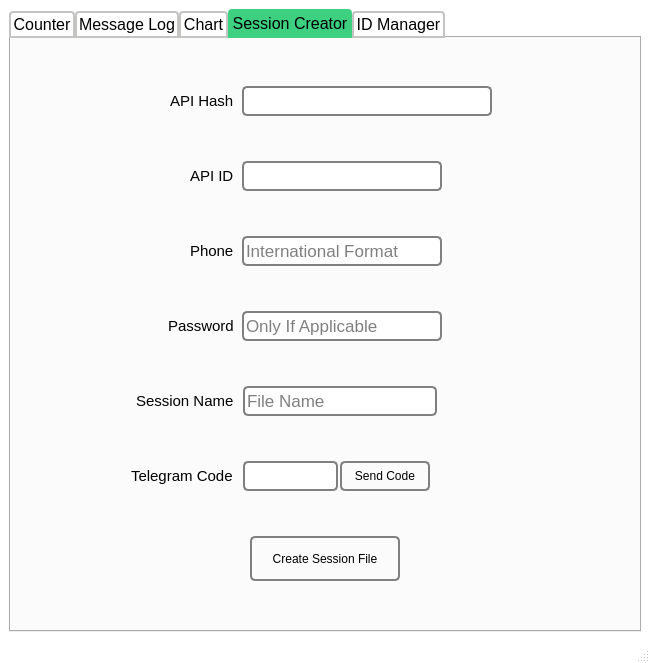
Qt form resource/Design.ui (TheRustyPickle/Telecounter) before a commit.
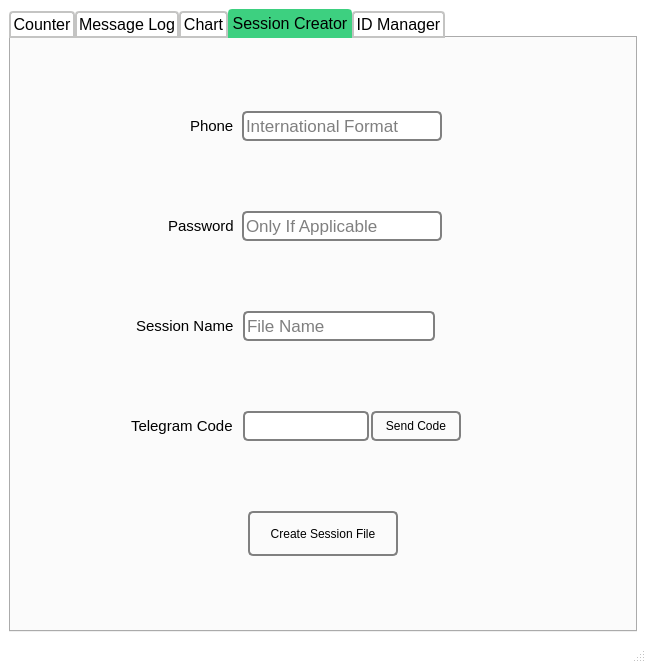
The same form after that commit. The open tabs and pages were chosen to show the change.

Commit message: removed session creator box,labels, chart button color change and minor button size changes

The edit to the form file:
```diff
--- a/resource/Design.ui
+++ b/resource/Design.ui
@@ -6,7 +6,7 @@
    <rect>
     <x>0</x>
     <y>0</y>
-    <width>650</width>
+    <width>642</width>
     <height>663</height>
    </rect>
   </property>
@@ -1713,220 +1713,6 @@
         <string>Session Creator</string>
        </attribute>
        <layout class="QVBoxLayout" name="verticalLayout_4">
-        <item>
-         <layout class="QHBoxLayout" name="horizontalLayout_11">
-          <property name="sizeConstraint">
-           <enum>QLayout::SetDefaultConstraint</enum>
-          </property>
-         </layout>
-        </item>
-        <item>
-         <layout class="QHBoxLayout" name="horizontalLayout_12">
-          <property name="spacing">
-           <number>2</number>
-          </property>
-          <property name="sizeConstraint">
-           <enum>QLayout::SetDefaultConstraint</enum>
-          </property>
-          <item>
-           <spacer name="horizontalSpacer_14">
-            <property name="orientation">
-             <enum>Qt::Horizontal</enum>
-            </property>
-            <property name="sizeType">
-             <enum>QSizePolicy::Fixed</enum>
-            </property>
-            <property name="sizeHint" stdset="0">
-             <size>
-              <width>150</width>
-              <height>20</height>
-             </size>
-            </property>
-           </spacer>
-          </item>
-          <item>
-           <widget class="QLabel" name="label_5">
-            <property name="sizePolicy">
-             <sizepolicy hsizetype="Fixed" vsizetype="Expanding">
-              <horstretch>0</horstretch>
-              <verstretch>0</verstretch>
-             </sizepolicy>
-            </property>
-            <property name="minimumSize">
-             <size>
-              <width>70</width>
-              <height>30</height>
-             </size>
-            </property>
-            <property name="maximumSize">
-             <size>
-              <width>70</width>
-              <height>30</height>
-             </size>
-            </property>
-            <property name="font">
-             <font>
-              <pointsize>11</pointsize>
-             </font>
-            </property>
-            <property name="text">
-             <string>API Hash</string>
-            </property>
-           </widget>
-          </item>
-          <item>
-           <widget class="QLineEdit" name="box_api_hash">
-            <property name="sizePolicy">
-             <sizepolicy hsizetype="Expanding" vsizetype="Fixed">
-              <horstretch>0</horstretch>
-              <verstretch>0</verstretch>
-             </sizepolicy>
-            </property>
-            <property name="minimumSize">
-             <size>
-              <width>250</width>
-              <height>30</height>
-             </size>
-            </property>
-            <property name="maximumSize">
-             <size>
-              <width>16777215</width>
-              <height>30</height>
-             </size>
-            </property>
-            <property name="font">
-             <font>
-              <pointsize>13</pointsize>
-             </font>
-            </property>
-            <property name="toolTip">
-             <string>Get from https://my.telegram.org/auth</string>
-            </property>
-            <property name="echoMode">
-             <enum>QLineEdit::Password</enum>
-            </property>
-           </widget>
-          </item>
-          <item>
-           <spacer name="horizontalSpacer_15">
-            <property name="orientation">
-             <enum>Qt::Horizontal</enum>
-            </property>
-            <property name="sizeHint" stdset="0">
-             <size>
-              <width>40</width>
-              <height>20</height>
-             </size>
-            </property>
-           </spacer>
-          </item>
-         </layout>
-        </item>
-        <item>
-         <layout class="QHBoxLayout" name="horizontalLayout_13">
-          <property name="spacing">
-           <number>2</number>
-          </property>
-          <property name="sizeConstraint">
-           <enum>QLayout::SetDefaultConstraint</enum>
-          </property>
-          <item>
-           <spacer name="horizontalSpacer_13">
-            <property name="orientation">
-             <enum>Qt::Horizontal</enum>
-            </property>
-            <property name="sizeType">
-             <enum>QSizePolicy::Fixed</enum>
-            </property>
-            <property name="sizeHint" stdset="0">
-             <size>
-              <width>170</width>
-              <height>20</height>
-             </size>
-            </property>
-           </spacer>
-          </item>
-          <item>
-           <widget class="QLabel" name="label_6">
-            <property name="sizePolicy">
-             <sizepolicy hsizetype="Preferred" vsizetype="Expanding">
-              <horstretch>0</horstretch>
-              <verstretch>0</verstretch>
-             </sizepolicy>
-            </property>
-            <property name="minimumSize">
-             <size>
-              <width>50</width>
-              <height>30</height>
-             </size>
-            </property>
-            <property name="maximumSize">
-             <size>
-              <width>105</width>
-              <height>30</height>
-             </size>
-            </property>
-            <property name="font">
-             <font>
-              <pointsize>11</pointsize>
-             </font>
-            </property>
-            <property name="text">
-             <string>API ID</string>
-            </property>
-            <property name="margin">
-             <number>0</number>
-            </property>
-           </widget>
-          </item>
-          <item>
-           <widget class="QLineEdit" name="box_api_id">
-            <property name="sizePolicy">
-             <sizepolicy hsizetype="Expanding" vsizetype="Fixed">
-              <horstretch>0</horstretch>
-              <verstretch>0</verstretch>
-             </sizepolicy>
-            </property>
-            <property name="minimumSize">
-             <size>
-              <width>200</width>
-              <height>30</height>
-             </size>
-            </property>
-            <property name="maximumSize">
-             <size>
-              <width>16777215</width>
-              <height>30</height>
-             </size>
-            </property>
-            <property name="font">
-             <font>
-              <pointsize>13</pointsize>
-             </font>
-            </property>
-            <property name="toolTip">
-             <string>Get from https://my.telegram.org/auth</string>
-            </property>
-            <property name="echoMode">
-             <enum>QLineEdit::Password</enum>
-            </property>
-           </widget>
-          </item>
-          <item>
-           <spacer name="horizontalSpacer_16">
-            <property name="orientation">
-             <enum>Qt::Horizontal</enum>
-            </property>
-            <property name="sizeHint" stdset="0">
-             <size>
-              <width>40</width>
-              <height>20</height>
-             </size>
-            </property>
-           </spacer>
-          </item>
-         </layout>
-        </item>
         <item>
          <layout class="QHBoxLayout" name="horizontalLayout_14">
           <property name="spacing">
@@ -2342,7 +2128,7 @@
             </property>
             <property name="maximumSize">
              <size>
-              <width>16777215</width>
+              <width>200</width>
               <height>30</height>
              </size>
             </property>
@@ -2360,7 +2146,7 @@
              <enum>Qt::Horizontal</enum>
             </property>
             <property name="sizeType">
-             <enum>QSizePolicy::Fixed</enum>
+             <enum>QSizePolicy::Expanding</enum>
             </property>
             <property name="sizeHint" stdset="0">
              <size>
```
Left out of the diff: 10 changed lines with no effect on the pictures.
